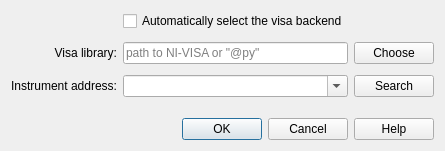
The window that keithleygui/connection_dialog.ui (OE-FET/keithleygui) describes before a commit, drawn with Qt 5.
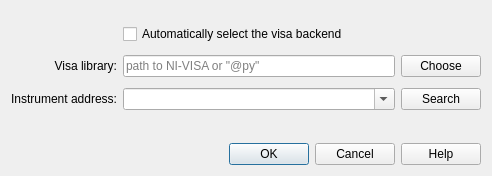
The same window after the commit.

Commit message: added parent option to dialog

```diff
--- a/keithleygui/connection_dialog.ui
+++ b/keithleygui/connection_dialog.ui
@@ -2,6 +2,14 @@
 <ui version="4.0">
  <class>LibraryDialog</class>
  <widget class="QDialog" name="LibraryDialog">
+  <property name="geometry">
+   <rect>
+    <x>0</x>
+    <y>0</y>
+    <width>492</width>
+    <height>176</height>
+   </rect>
+  </property>
   <property name="windowTitle">
    <string>Connection Settings</string>
   </property>
```
Left out of the diff: 3 changed lines with no effect on the pictures. The commit also changes 1 other file.
